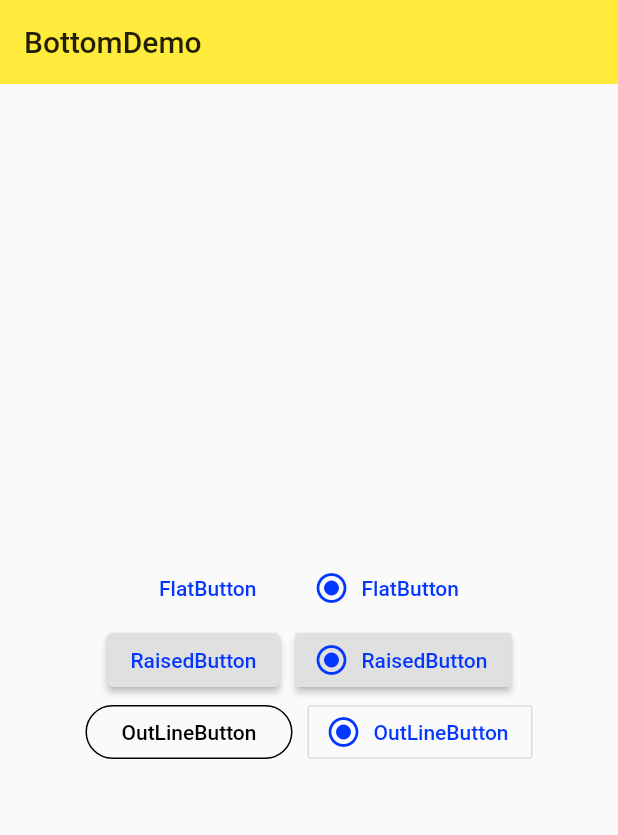
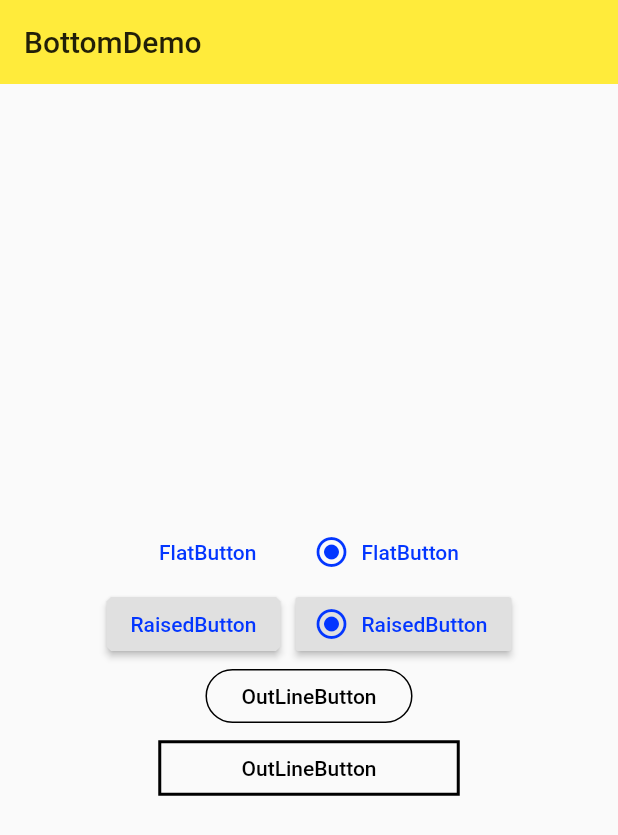
Before and after one commit to liao526/flutter_app, a Flutter app: the BottomDemo1 screen opened directly, on a phone screen of 412 x 824 dp. Shown: the top 835 px of the screen. Run offline on Flutter 3.47's test engine with Material 2 defaults, Android fonts, the phone set to English and light mode, and no system bars.

Commit message:
fixedButton

```diff
--- a/lib/widgetimpl/components_demo.dart
+++ b/lib/widgetimpl/components_demo.dart
@@ -21,6 +21,33 @@ class MaterialComponents extends StatelessWidget {
 class BottomDemo1 extends StatelessWidget {
   @override
   Widget build(BuildContext context) {
+
+    final _fixedButton = Row(
+      mainAxisAlignment: MainAxisAlignment.center,
+      children: <Widget>[
+        Container(
+          width: 200,
+          child:  Theme(
+            data: Theme.of(context).copyWith(
+                buttonColor: Theme.of(context).accentColor,
+                buttonTheme: ButtonThemeData(
+                    textTheme: ButtonTextTheme.primary, shape: BeveledRectangleBorder())),
+            child: OutlineButton(
+              onPressed: () {},
+              child: Text(
+                "OutLineButton",
+              ),
+              splashColor: Colors.grey[100],
+              borderSide: BorderSide(color: Colors.black),
+              textColor: Colors.black,
+              highlightedBorderColor: Colors.grey,
+            ),
+          ),
+        )
+
+      ],
+    );
+
     final _outLineButton = Row(
       mainAxisAlignment: MainAxisAlignment.center,
       children: <Widget>[
@@ -40,16 +67,6 @@ class BottomDemo1 extends StatelessWidget {
             highlightedBorderColor: Colors.grey,
           ),
         ),
-        SizedBox(
-          width: 10,
-        ),
-        OutlineButton.icon(
-          onPressed: () {},
-          icon: Icon(Icons.radio_button_checked),
-          label: Text("OutLineButton"),
-          splashColor: Colors.grey,
-          textColor: Theme.of(context).accentColor,
-        )
       ],
     );
 
@@ -112,7 +129,7 @@ class BottomDemo1 extends StatelessWidget {
         padding: EdgeInsets.all(10),
         child: Column(
           mainAxisAlignment: MainAxisAlignment.center,
-          children: <Widget>[_flatButton, _raisedButton, _outLineButton],
+          children: <Widget>[_flatButton, _raisedButton, _outLineButton,_fixedButton],
         ),
       ),
     );
```
